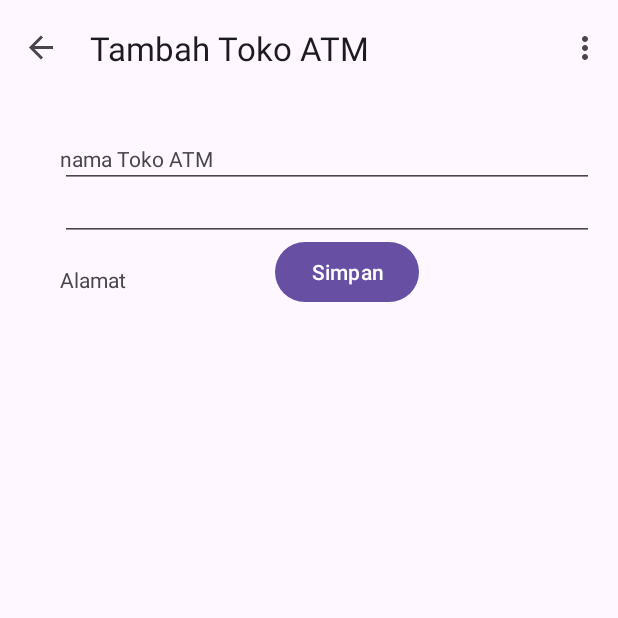
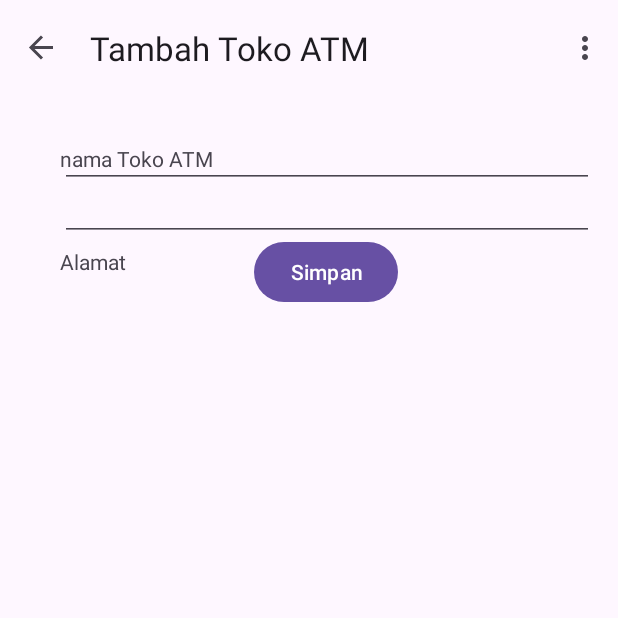
Before and after one commit to pipitnur/TokoATM, an Android app: the screen it shows after launch (MainActivity), after a tap on an icon or button, on a phone screen of 412 x 824 dp, the top half of it. Run offline under Robolectric (Android 15) with nearby library versions, the phone set to English and light mode, and no system bars; our stand-ins replace navigation-ui.

Commit message:
Tambah part 2 ke commit

```diff
--- a/app/build.gradle
+++ b/app/build.gradle
@@ -46,6 +46,9 @@ dependencies {
     implementation 'androidx.constraintlayout:constraintlayout:2.1.3'
     implementation 'androidx.navigation:navigation-fragment-ktx:2.5.2'
     implementation 'androidx.navigation:navigation-ui-ktx:2.5.2'
+    implementation 'androidx.core:core-ktx:+'
+    implementation 'androidx.core:core-ktx:+'
+    implementation 'androidx.core:core-ktx:+'
     testImplementation 'junit:junit:4.13.2'
     androidTestImplementation 'androidx.test.ext:junit:1.1.5'
     androidTestImplementation 'androidx.test.espresso:espresso-core:3.5.1'
--- a/app/src/main/AndroidManifest.xml
+++ b/app/src/main/AndroidManifest.xml
@@ -3,6 +3,7 @@
     xmlns:tools="http://schemas.android.com/tools">
 
     <application
+        android:name=".application.BookApp"
         android:allowBackup="true"
         android:dataExtractionRules="@xml/data_extraction_rules"
         android:fullBackupContent="@xml/backup_rules"
--- /dev/null
+++ b/app/src/main/java/com/example/tokoatm/application/BookApp.kt
@@ -0,0 +1,10 @@
+package com.example.tokoatm.application
+
+import android.app.Application
+import com.example.tokoatm.model.Book
+import com.example.tokoatm.repository.BookRepository
+
+class BookApp: Application() {
+    val database by lazy { BookDatabase.getDatabase(this)}
+    val repository by lazy { BookRepository(database.BookDao()) }
+}
--- a/app/src/main/java/com/example/tokoatm/dao/BukuDao.kt
+++ b/app/src/main/java/com/example/tokoatm/dao/BookDao.kt
@@ -5,19 +5,20 @@ import androidx.room.Delete
 import androidx.room.Insert
 import androidx.room.Query
 import androidx.room.Update
+import com.example.tokoatm.model.Book
 import com.example.tokoatm.model.Buku
 import kotlinx.coroutines.flow.Flow
 
 @Dao
-interface BukuDao {
-    @Query("SELECT * FROM `buku_table` ORDER BY name ASC")
-    fun getAllBuku(): Flow<List<Buku>>
+interface BookDao {
+    @Query("SELECT * FROM `book_table` ORDER BY name ASC")
+    fun getAllBook(): Flow<List<Book>>
 
     @Insert
-    suspend fun insertBuku(Buku: Buku)
+    suspend fun insertBook(Book: Book)
 
     @Delete
-    suspend fun deleteBuku(Buku: Buku)
+    suspend fun deleteBook(Book: Book)
 
-    @Update fun updateBuku(Buku: Buku)
+    @Update fun updateBook(Book: Book)
 }
--- a/app/src/main/java/com/example/tokoatm/model/Buku.kt
+++ b/app/src/main/java/com/example/tokoatm/model/Book.kt
@@ -6,8 +6,8 @@ import androidx.room.PrimaryKey
 import kotlinx.parcelize.Parcelize
 
 @Parcelize
-@Entity(tableName = "Buku_table")
-data class Buku(
+@Entity(tableName = "Book_table")
+data class Book(
     @PrimaryKey(autoGenerate = true)
     val id: Int = 0,
     val name: String,
--- /dev/null
+++ b/app/src/main/java/com/example/tokoatm/ui/BookListAdapter.kt
@@ -0,0 +1,4 @@
+package com.example.tokoatm.ui
+
+class BookListAdapter {
+}
--- a/app/src/main/java/com/example/tokoatm/FirstFragment.kt
+++ b/app/src/main/java/com/example/tokoatm/ui/FirstFragment.kt
@@ -1,4 +1,4 @@
-package com.example.tokoatm
+package com.example.tokoatm.ui
 
 import android.os.Bundle
 import androidx.fragment.app.Fragment
@@ -6,6 +6,7 @@ import android.view.LayoutInflater
 import android.view.View
 import android.view.ViewGroup
 import androidx.navigation.fragment.findNavController
+import com.example.tokoatm.R
 import com.example.tokoatm.databinding.FragmentFirstBinding
 
 /**
--- a/app/src/main/java/com/example/tokoatm/SecondFragment.kt
+++ b/app/src/main/java/com/example/tokoatm/ui/SecondFragment.kt
@@ -1,4 +1,4 @@
-package com.example.tokoatm
+package com.example.tokoatm.ui
 
 import android.os.Bundle
 import androidx.fragment.app.Fragment
@@ -6,6 +6,7 @@ import android.view.LayoutInflater
 import android.view.View
 import android.view.ViewGroup
 import androidx.navigation.fragment.findNavController
+import com.example.tokoatm.R
 import com.example.tokoatm.databinding.FragmentSecondBinding
 
 /**
--- a/app/src/main/res/layout/fragment_second.xml
+++ b/app/src/main/res/layout/fragment_second.xml
@@ -4,7 +4,7 @@
     xmlns:tools="http://schemas.android.com/tools"
     android:layout_width="match_parent"
     android:layout_height="match_parent"
-    tools:context=".SecondFragment">
+    tools:context=".ui.SecondFragment">
 
     <androidx.constraintlayout.widget.ConstraintLayout
         android:layout_width="match_parent"
@@ -35,11 +35,14 @@
             android:id="@+id/textView3"
             android:layout_width="0dp"
             android:layout_height="wrap_content"
-            android:layout_marginTop="16dp"
+            android:layout_marginTop="4dp"
             android:text="Alamat"
+            app:layout_constraintBottom_toTopOf="@+id/addressEditText"
             app:layout_constraintEnd_toEndOf="@+id/namaEditText"
+            app:layout_constraintHorizontal_bias="0.0"
             app:layout_constraintStart_toStartOf="@+id/namaEditText"
-            app:layout_constraintTop_toBottomOf="@+id/namaEditText" />
+            app:layout_constraintTop_toBottomOf="@+id/namaEditText"
+            app:layout_constraintVertical_bias="0.0" />
 
         <EditText
             android:id="@+id/addressEditText"
@@ -48,8 +51,9 @@
             android:ems="10"
             android:inputType="text"
             app:layout_constraintEnd_toEndOf="@+id/textView3"
+            app:layout_constraintHorizontal_bias="0.0"
             app:layout_constraintStart_toStartOf="@+id/textView3"
-            tools:layout_editor_absoluteY="123dp" />
+            tools:layout_editor_absoluteY="119dp" />
 
         <Button
             android:id="@+id/saveButton"
@@ -59,7 +63,7 @@
             android:text="@string/save"
             app:layout_constraintBottom_toBottomOf="parent"
             app:layout_constraintEnd_toEndOf="parent"
-            app:layout_constraintHorizontal_bias="0.552"
+            app:layout_constraintHorizontal_bias="0.498"
             app:layout_constraintStart_toStartOf="@+id/addressEditText"
             app:layout_constraintTop_toBottomOf="@+id/addressEditText"
             app:layout_constraintVertical_bias="0.0" />
--- /dev/null
+++ b/app/src/main/res/layout/item_book.xml
@@ -0,0 +1,6 @@
+<?xml version="1.0" encoding="utf-8"?>
+<androidx.constraintlayout.widget.ConstraintLayout xmlns:android="http://schemas.android.com/apk/res/android"
+    android:layout_width="match_parent"
+    android:layout_height="match_parent">
+
+</androidx.constraintlayout.widget.ConstraintLayout>
--- a/app/src/main/res/navigation/nav_graph.xml
+++ b/app/src/main/res/navigation/nav_graph.xml
@@ -7,7 +7,7 @@
 
     <fragment
         android:id="@+id/FirstFragment"
-        android:name="com.example.tokoatm.FirstFragment"
+        android:name="com.example.tokoatm.ui.FirstFragment"
         android:label="@string/app_name"
         tools:layout="@layout/fragment_first">
 
@@ -17,7 +17,7 @@
     </fragment>
     <fragment
         android:id="@+id/SecondFragment"
-        android:name="com.example.tokoatm.SecondFragment"
+        android:name="com.example.tokoatm.ui.SecondFragment"
         android:label="@string/second_fragment_label"
         tools:layout="@layout/fragment_second">
 
```
Also changed, not shown: app/src/main/java/com/example/tokoatm/application/BookDatabase.kt (added, +32 -0 lines), app/src/main/java/com/example/tokoatm/repository/BookRepository.kt (added, +23 -0 lines), app/src/main/java/com/example/tokoatm/repository/BukuRepository.kt (deleted, +0 -17 lines), app/src/main/java/com/example/tokoatm/ui/BookViewModel.kt (added, +36 -0 lines), app/src/main/res/layout/fragment_first.xml (+6 -5 lines), build.gradle (+8 -3 lines), 2 other files.
